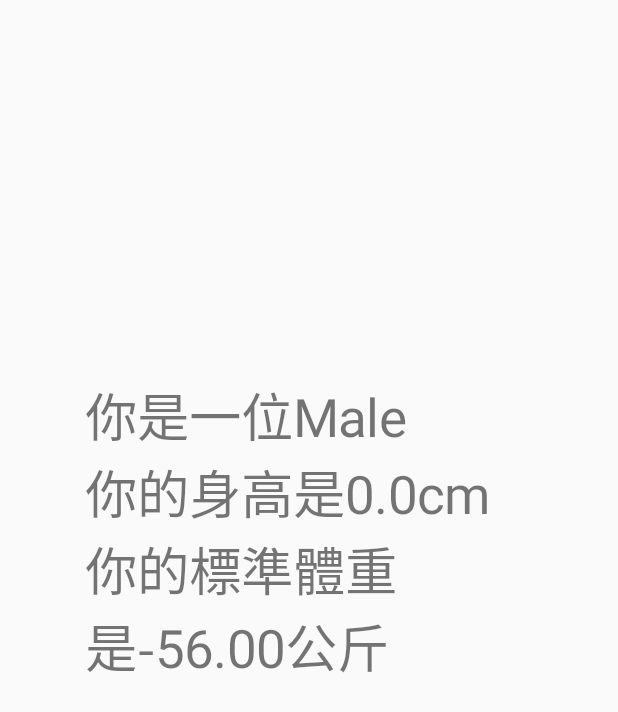
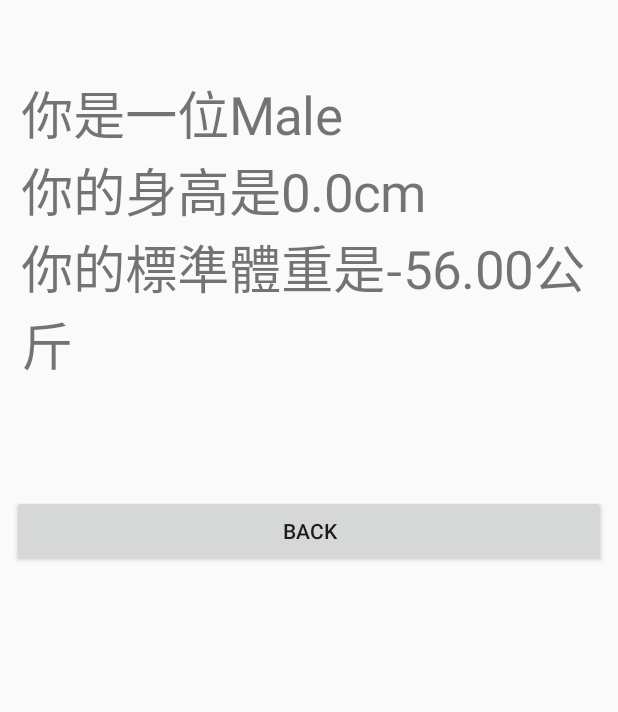
Before and after one commit to s42411562266/radioButton, an Android app: the screen it shows after launch (Main2), after a tap on "BUTTON", on a phone screen of 412 x 824 dp. Shown: the top 712 px of the screen. Run offline under Robolectric (Android 15) with nearby library versions, the phone set to English and light mode, and no system bars; 1 statement that could not run was skipped.

Commit message:
add back buttom

```diff
--- a/app/src/main/java/com/example/myapplication/Main2.java
+++ b/app/src/main/java/com/example/myapplication/Main2.java
@@ -1,46 +1,40 @@
 package com.example.myapplication;
-/* import相关class */
+
 import java.text.DecimalFormat;
 import java.text.NumberFormat;
 import android.app.Activity;
 import android.os.Bundle;
+import android.view.View;
 import android.widget.TextView;
 
 public class Main2 extends Activity
 {
-    /** Called when the activity is first created. */
     @Override
     public void onCreate(Bundle savedInstanceState) {
         super.onCreate(savedInstanceState);
-        /* 加载main.xml Layout */
         setContentView(R.layout.next);
         Bundle bnde = this.getIntent().getExtras();
-        /* 取得Bundle对象中的数据 */
         String sex = bnde.getString("sex");
         double height = bnde.getDouble("height");
-        /*判断性别 */
         String sexText="";
         if(sex.equals("M"))  {
             sexText = "Male";
         } else {
             sexText = "Female";
         }
-        /* 取得标准体重 */
         String weight = this.getWeight (sex, height);
-        /* 设定输出文字 */
         TextView tv1=(TextView) findViewById(R.id.text1);
         tv1.setText("你是一位"+sexText+"\n你的身高是"+height+
                 "cm\n你的標準體重是"+weight+"公斤");
         tv1.setTextSize(35);
     }
-    /* 四舍五入的method */
+
     private String format (double num)   {
         NumberFormat formatter = new DecimalFormat("0.00");
         String s = formatter.format(num);
         return s;
     }
 
-    /* 以findViewById()取得Button对象，onClickListener */
     private String getWeight (String sex, double height)    {
         String weight="";
         if(sex.equals("M")) {
@@ -50,4 +44,8 @@ public class Main2 extends Activity
         }
         return weight;
     }
+
+    public void backBut(View v){
+        finish();
+    }
 }
--- a/app/src/main/java/com/example/myapplication/MainActivity.java
+++ b/app/src/main/java/com/example/myapplication/MainActivity.java
@@ -28,16 +28,12 @@ public class MainActivity extends AppCompatActivity {
                 }
                 Intent intent = new Intent();
                 intent.setClass(MainActivity.this,Main2.class);
-
                 Bundle bndl = new Bundle();
                 bndl.putDouble("height",height);
                 bndl.putString("sex",sex);
-
                 intent.putExtras(bndl);
-
-                /*调用Activity EX03_10_1*/
                 startActivity(intent);
             }   /* end of onClick()  */
-        } /* end of Button.OnClickListener() */ ) ;
-    }  /* end of onCreate()  */
-}  /* end of class EX03_10  */
+        } ) ;
+    }
+}
--- a/app/src/main/res/layout/next.xml
+++ b/app/src/main/res/layout/next.xml
@@ -8,8 +8,8 @@
 
     <TextView
         android:id="@+id/text1"
-        android:layout_width="316dp"
-        android:layout_height="233dp"
+        android:layout_width="383dp"
+        android:layout_height="241dp"
         android:layout_marginStart="8dp"
         android:layout_marginLeft="8dp"
         android:layout_marginTop="8dp"
@@ -18,8 +18,27 @@
         android:layout_marginBottom="8dp"
         app:layout_constraintBottom_toBottomOf="parent"
         app:layout_constraintEnd_toEndOf="parent"
-        app:layout_constraintHorizontal_bias="0.607"
+        app:layout_constraintHorizontal_bias="0.493"
         app:layout_constraintStart_toStartOf="parent"
         app:layout_constraintTop_toTopOf="parent"
-        app:layout_constraintVertical_bias="0.423" />
+        app:layout_constraintVertical_bias="0.074" />
+
+    <Button
+        android:id="@+id/button"
+        android:layout_width="396dp"
+        android:layout_height="wrap_content"
+        android:layout_marginStart="8dp"
+        android:layout_marginLeft="8dp"
+        android:layout_marginTop="8dp"
+        android:layout_marginEnd="8dp"
+        android:layout_marginRight="8dp"
+        android:layout_marginBottom="8dp"
+        android:onClick="backBut"
+        android:text="Back"
+        app:layout_constraintBottom_toBottomOf="parent"
+        app:layout_constraintEnd_toEndOf="parent"
+        app:layout_constraintHorizontal_bias="0.498"
+        app:layout_constraintStart_toStartOf="parent"
+        app:layout_constraintTop_toBottomOf="@+id/text1"
+        app:layout_constraintVertical_bias="0.065" />
 </android.support.constraint.ConstraintLayout>
```
